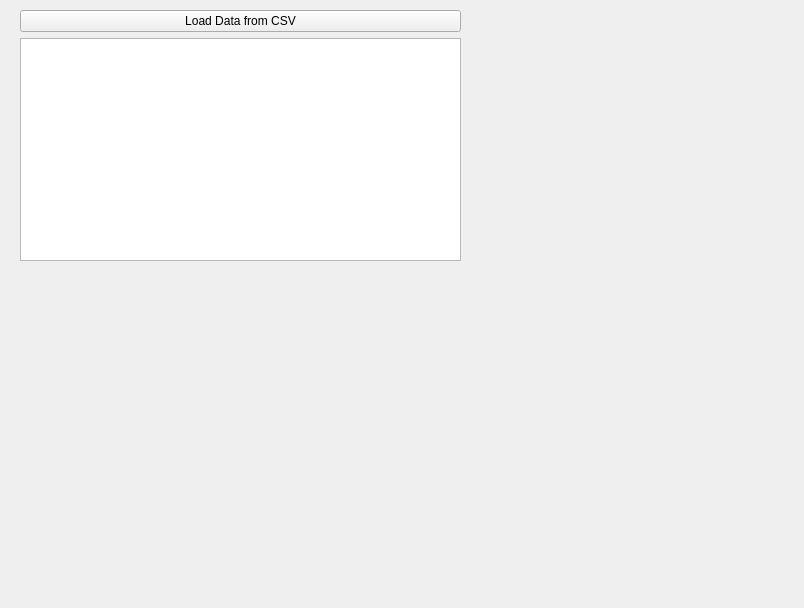
First picture: the form in Qt_Designer/mainwindow.ui, repository bb305496/CSV_Weather_Dashboard, before the edit.
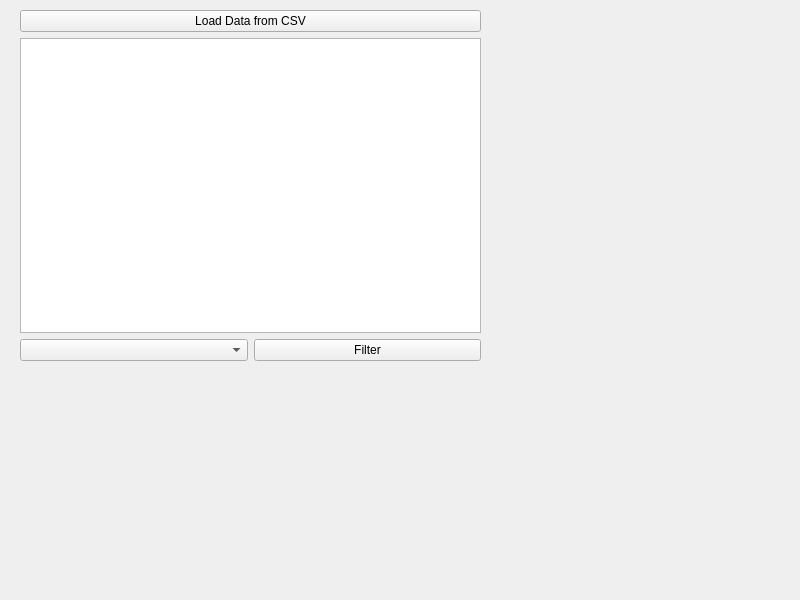
Second picture: the form after the edit.

Commit message: Add Data filter

Diff of the .ui file:
```diff
--- a/Qt_Designer/mainwindow.ui
+++ b/Qt_Designer/mainwindow.ui
@@ -6,8 +6,8 @@
    <rect>
     <x>0</x>
     <y>0</y>
-    <width>804</width>
-    <height>608</height>
+    <width>800</width>
+    <height>600</height>
    </rect>
   </property>
   <property name="windowTitle">
@@ -19,10 +19,12 @@
      <rect>
       <x>20</x>
       <y>10</y>
-      <width>441</width>
-      <height>251</height>
+      <width>461</width>
+      <height>351</height>
      </rect>
     </property>
+    <layout class="QVBoxLayout" name="verticalLayout_2">
+     <item>
     <layout class="QVBoxLayout" name="verticalLayout">
      <item>
       <widget class="QPushButton" name="loadCSVButton">
@@ -39,6 +41,22 @@
       </widget>
      </item>
     </layout>
+     </item>
+     <item>
+      <layout class="QHBoxLayout" name="horizontalLayout">
+       <item>
+        <widget class="QComboBox" name="comboBox"/>
+       </item>
+       <item>
+        <widget class="QPushButton" name="filterButton">
+         <property name="text">
+          <string>Filter</string>
+         </property>
+        </widget>
+       </item>
+      </layout>
+     </item>
+    </layout>
    </widget>
   </widget>
   <widget class="QMenuBar" name="menubar">
```
Left out of the diff: 2 changed lines with no effect on the pictures. Lines whose indentation alone changed are shown as unchanged. The commit also changes 4 other files.
